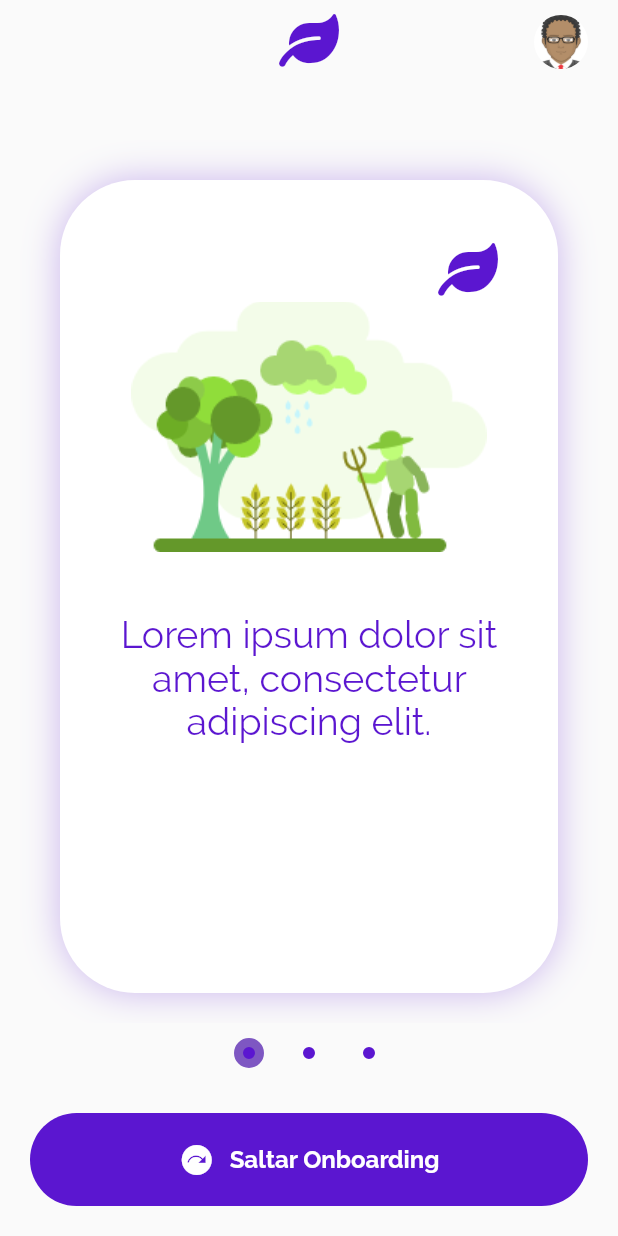
After one commit to Techrizon/endesha_groceries, a Flutter app: the OnboardingPage screen opened directly, on a phone screen of 412 x 824 dp. The commit adds this screen. Run offline on Flutter 3.47's test engine with Material 2 defaults, Android fonts, the phone set to English and light mode, and no system bars.

Commit message:
Onboarding pageview screens

```diff
--- a/lib/helpers/utils.dart
+++ b/lib/helpers/utils.dart
@@ -2,9 +2,27 @@ import 'package:endesha_groceries/helpers/app_colors.dart';
 import 'package:endesha_groceries/helpers/iconhelper.dart';
 import 'package:endesha_groceries/models/category.dart';
 import 'package:endesha_groceries/models/category_part.dart';
+import 'package:endesha_groceries/models/onboarding_content.dart';
 import 'package:endesha_groceries/models/subcategory.dart';
 
 class Utils {
+  static List<OnBoardingContent> getOnboarding() {
+    return [
+      OnBoardingContent(
+        message: "Lorem ipsum dolor sit amet, consectetur adipiscing elit.",
+        image: 'onboard1',
+      ),
+      OnBoardingContent(
+        message: "Proin bibendum dolor nisi, nec tempor purus aliquam quis.",
+        image: 'onboard2',
+      ),
+      OnBoardingContent(
+        message: "Vestibulum id mi et lectus dictum volutpat non quis urna.",
+        image: 'onboard3',
+      ),
+    ];
+  }
+
   static List<Category> getMockedCategories() {
     return [
       Category(
--- a/lib/main.dart
+++ b/lib/main.dart
@@ -1,7 +1,6 @@
 // ignore_for_file: deprecated_member_use
 
 import 'package:endesha_groceries/helpers/app_colors.dart';
-import 'package:endesha_groceries/pages/category_list_page.dart';
 import 'package:endesha_groceries/pages/splash_page.dart';
 import 'package:endesha_groceries/pages/welcome_page.dart';
 import 'package:flutter/material.dart';
--- /dev/null
+++ b/lib/models/onboarding_content.dart
@@ -0,0 +1,8 @@
+class OnBoardingContent {
+  String message;
+  String image;
+  OnBoardingContent({
+    required this.message,
+    required this.image,
+  });
+}
--- /dev/null
+++ b/lib/pages/onbording_page.dart
@@ -0,0 +1,176 @@
+import 'package:endesha_groceries/helpers/app_colors.dart';
+import 'package:endesha_groceries/helpers/iconhelper.dart';
+import 'package:endesha_groceries/helpers/utils.dart';
+import 'package:endesha_groceries/models/onboarding_content.dart';
+import 'package:endesha_groceries/pages/category_list_page.dart';
+import 'package:endesha_groceries/widgets/iconfont.dart';
+import 'package:endesha_groceries/widgets/main_app_bar.dart';
+import 'package:endesha_groceries/widgets/theme_buttons.dart';
+import 'package:flutter/material.dart';
+
+class OnboardingPage extends StatefulWidget {
+  const OnboardingPage({Key? key}) : super(key: key);
+
+  @override
+  State<OnboardingPage> createState() => _OnboardingPageState();
+}
+
+class _OnboardingPageState extends State<OnboardingPage> {
+  List<OnBoardingContent> _content = Utils.getOnboarding();
+  int pageIndex = 0;
+  late PageController _pageController;
+
+  @override
+  void initState() {
+    super.initState();
+    _pageController = PageController();
+  }
+
+  @override
+  void dispose() {
+    super.dispose();
+    _pageController.dispose();
+  }
+
+  @override
+  Widget build(BuildContext context) {
+    return Scaffold(
+      appBar: MainAppBar(),
+      body: Container(
+        child: Column(
+          children: [
+            Expanded(
+              child: PageView(
+                controller: _pageController,
+                onPageChanged: (int page) {
+                  setState(() {
+                    pageIndex = page;
+                  });
+                },
+                children: List.generate(
+                  _content.length,
+                  (index) => Container(
+                    padding: const EdgeInsets.all(40.0),
+                    margin: const EdgeInsets.only(
+                      left: 40,
+                      right: 40,
+                      top: 40,
+                      bottom: 20,
+                    ),
+                    decoration: BoxDecoration(
+                        color: Colors.white,
+                        borderRadius: BorderRadius.circular(50),
+                        boxShadow: [
+                          BoxShadow(
+                            color: AppColors.MAIN_COLOR.withOpacity(0.3),
+                            blurRadius: 20,
+                            offset: Offset.zero,
+                          )
+                        ]),
+                    child: Column(
+                      children: [
+                        Expanded(
+                          child: Column(
+                            children: [
+                              Align(
+                                alignment: Alignment.topRight,
+                                child: IconFont(
+                                  color: AppColors.MAIN_COLOR,
+                                  size: 40,
+                                  iconName: IconFontHelper.LOGO,
+                                ),
+                              ),
+                              Image.asset(
+                                'assets/images/${_content[index].image}.png',
+                              ),
+                              SizedBox(
+                                height: 40,
+                              ),
+                              Text(
+                                _content[index].message,
+                                textAlign: TextAlign.center,
+                                style: TextStyle(
+                                  color: AppColors.MAIN_COLOR,
+                                  fontSize: 25,
+                                ),
+                              ),
+                            ],
+                          ),
+                        ),
+                        Visibility(
+                          visible: index == _content.length - 1,
+                          child: ThemeButton(
+                            label: "Entrar Ahora",
+                            onClick: () {
+                              Navigator.pushAndRemoveUntil(
+                                context,
+                                MaterialPageRoute(
+                                    builder: (_) => CategoryListPage()),
+                                (Route<dynamic> route) => false,
+                              );
+                            },
+                            icon: const Icon(
+                              Icons.access_time,
+                              color: Colors.white,
+                            ),
+                          ),
+                        ),
+                      ],
+                    ),
+                  ),
+                ),
+              ),
+            ),
+            Row(
+              mainAxisAlignment: MainAxisAlignment.center,
+              children: List.generate(
+                _content.length,
+                (index) => GestureDetector(
+                  onTap: () {
+                    _pageController.animateTo(
+                      MediaQuery.of(context).size.width * index,
+                      duration: Duration(milliseconds: 500),
+                      curve: Curves.easeInOut,
+                    );
+                  },
+                  child: Container(
+                    width: 20,
+                    height: 20,
+                    margin: const EdgeInsets.all(10),
+                    decoration: BoxDecoration(
+                      color: AppColors.MAIN_COLOR,
+                      borderRadius: BorderRadius.circular(50),
+                      border: Border.all(
+                        width: 6,
+                        color: pageIndex == index
+                            ? Color(0XFF7E57C2)
+                            : Theme.of(context).canvasColor,
+                      ),
+                    ),
+                  ),
+                ),
+              ),
+            ),
+            SizedBox(
+              height: 20,
+            ),
+            ThemeButton(
+              label: "Saltar Onboarding",
+              onClick: () {
+                Navigator.pushAndRemoveUntil(
+                  context,
+                  MaterialPageRoute(builder: (_) => CategoryListPage()),
+                  (Route<dynamic> route) => false,
+                );
+              },
+              icon: const Icon(
+                Icons.next_plan,
+                color: Colors.white,
+              ),
+            ),
+          ],
+        ),
+      ),
+    );
+  }
+}
--- a/lib/pages/welcome_page.dart
+++ b/lib/pages/welcome_page.dart
@@ -3,6 +3,7 @@
 import 'package:endesha_groceries/helpers/app_colors.dart';
 import 'package:endesha_groceries/helpers/iconhelper.dart';
 import 'package:endesha_groceries/pages/category_list_page.dart';
+import 'package:endesha_groceries/pages/onbording_page.dart';
 import 'package:endesha_groceries/widgets/iconfont.dart';
 import 'package:endesha_groceries/widgets/theme_buttons.dart';
 import 'package:flutter/material.dart';
@@ -82,7 +83,27 @@ class WelcomePage extends StatelessWidget {
                     ),
                   ),
                   ThemeButton(
-                    label: "Hacer Login",
+                    label: "On Boarding",
+                    color: AppColors.DARKER_GREEN,
+                    onClick: () {
+                      Navigator.pushAndRemoveUntil(
+                        context,
+                        MaterialPageRoute(builder: (_) => OnboardingPage()),
+                        (Route<dynamic> route) => false,
+                      );
+                    },
+                    icon: const Icon(
+                      Icons.add_alert_sharp,
+                      color: Colors.white,
+                    ),
+                  ),
+                  ThemeButton(
+                    label: "Hcer Login",
+                    color: Colors.transparent,
+                    labelColor: Colors.white,
+                    highlight: AppColors.MAIN_COLOR.withOpacity(0.5),
+                    borderWidth: 4,
+                    borderColor: AppColors.MAIN_COLOR,
                     onClick: () {
                       Navigator.pushAndRemoveUntil(
                           context,
--- a/lib/widgets/theme_buttons.dart
+++ b/lib/widgets/theme_buttons.dart
@@ -42,7 +42,15 @@ class ThemeButton extends StatelessWidget {
               this.onClick();
             },
             child: Container(
-              padding: const EdgeInsets.all(20),
+              alignment: Alignment.center,
+              padding: const EdgeInsets.all(15),
+              decoration: BoxDecoration(
+                borderRadius: BorderRadius.circular(50),
+                border: Border.all(
+                  color: this.borderColor,
+                  width: this.borderWidth,
+                ),
+              ),
               child: this.icon == null
                   ? Text(
                       this.label,
@@ -68,14 +76,6 @@ class ThemeButton extends StatelessWidget {
                         ),
                       ],
                     ),
-              decoration: BoxDecoration(
-                borderRadius: BorderRadius.circular(50),
-                color: Colors.transparent,
-                border: Border.all(
-                  color: this.color,
-                  width: 4,
-                ),
-              ),
             ),
           ),
         ),
```
Also changed, not shown: assets/images/onboard1.png (added), assets/images/onboard2.png (added), assets/images/onboard3.png (added).
